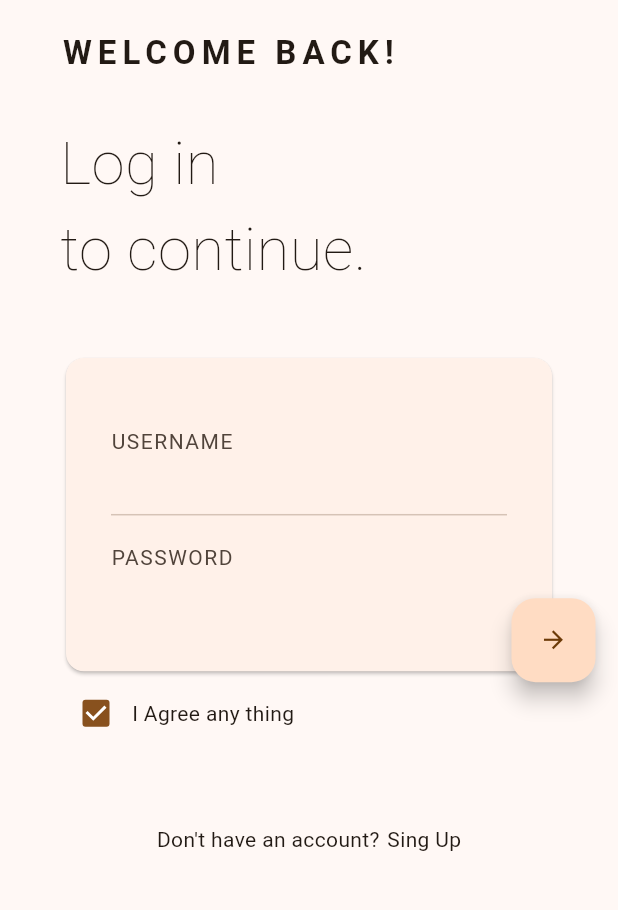
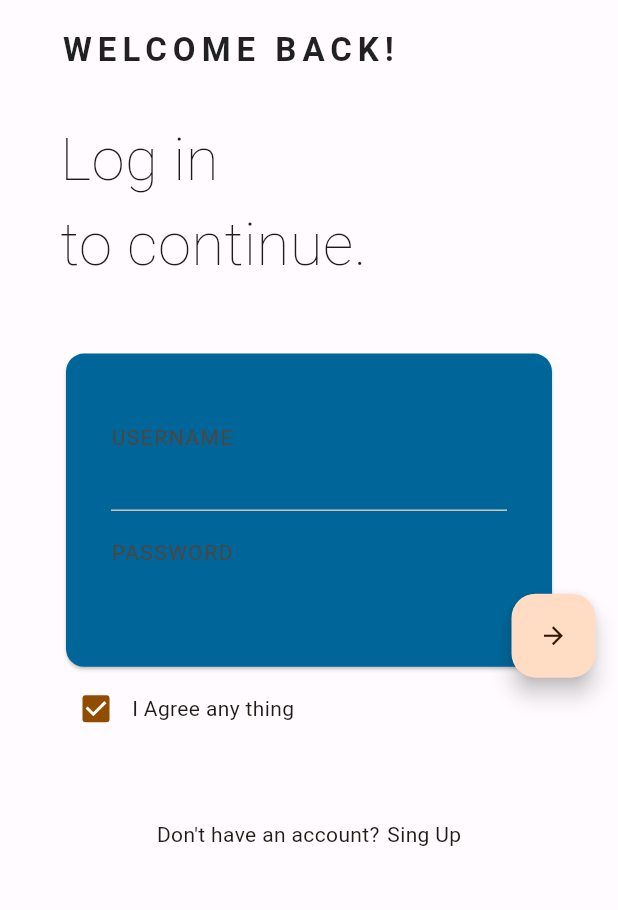
Before and after one commit to 0x0BB9/flutter_material3, a Flutter app: the first screen one second after launch, on a phone screen of 412 x 824 dp, the part 252-1162 px from its top. Run offline on Flutter 3.47's test engine with Material 3 defaults, Android fonts, the phone set to English and light mode, and no system bars; Roboto replaces fonts that are missing (Montserrat).

Commit message:
[update] sign page

```diff
--- a/lib/main.dart
+++ b/lib/main.dart
@@ -1,6 +1,8 @@
 import 'package:flutter/material.dart';
 import 'package:flutter_material_design/sign.dart';
 import 'package:flutter_material_design/themes/customColors.dart';
+
+import 'themes/theme.dart';
 
 void main() {
   runApp(const MyApp());
@@ -15,14 +17,7 @@
     return MaterialApp(
       debugShowCheckedModeBanner: false,
       themeMode: ThemeMode.light,
-      theme: ThemeData(
-        useMaterial3: true,
-        colorScheme: ColorScheme.fromSeed(
-            seedColor: CustomColors.mainColor,
-            brightness: Brightness.light).copyWith(
-          background: Colors.amber
-        ),
-      ),
+      theme: AppThemeData.lightThemeData,
       darkTheme: ThemeData(
         useMaterial3: true,
         colorScheme: ColorScheme.fromSeed(
--- a/lib/sign.dart
+++ b/lib/sign.dart
@@ -8,7 +8,6 @@ class SignPage extends StatefulWidget {
 }
 
 const TEXT_NORMAL_SIZE = 14.0;
-const TEXT_LARGE_SIZE = 22.0;
 
 class _SignPageState extends State<SignPage> {
   final TextEditingController _username = TextEditingController();
@@ -44,14 +43,9 @@ class _SignPageState extends State<SignPage> {
                         const SizedBox(
                           height: 20,
                         ),
-                        const Text(
+                        Text(
                           "WELCOME BACK!",
-                          style: TextStyle(
-                            letterSpacing: 4,
-                            fontFamily: "Montserrat",
-                            fontWeight: FontWeight.bold,
-                            fontSize: TEXT_LARGE_SIZE,
-                          ),
+                          style: Theme.of(context).textTheme.titleLarge!.copyWith(color: Colors.black87)
                         ),
                         const SizedBox(height: 30),
                         const Text(
--- a/lib/themes/custom_color.dart
+++ /dev/null
@@ -1,95 +0,0 @@
-import 'package:dynamic_color/dynamic_color.dart';
-import 'package:flutter/material.dart';
-
-const customcolor1 = Color(0xFF006699);
-
-
-CustomColors lightCustomColors = const CustomColors(
-  sourceCustomcolor1: Color(0xFF006699),
-  customcolor1: Color(0xFF006496),
-  onCustomcolor1: Color(0xFFFFFFFF),
-  customcolor1Container: Color(0xFFCCE5FF),
-  onCustomcolor1Container: Color(0xFF001E31),
-);
-
-CustomColors darkCustomColors = const CustomColors(
-  sourceCustomcolor1: Color(0xFF006699),
-  customcolor1: Color(0xFF90CDFF),
-  onCustomcolor1: Color(0xFF003350),
-  customcolor1Container: Color(0xFF004B72),
-  onCustomcolor1Container: Color(0xFFCCE5FF),
-);
-
-
-
-/// Defines a set of custom colors, each comprised of 4 complementary tones.
-///
-/// See also:
-///   * <https://m3.material.io/styles/color/the-color-system/custom-colors>
-@immutable
-class CustomColors extends ThemeExtension<CustomColors> {
-  const CustomColors({
-    required this.sourceCustomcolor1,
-    required this.customcolor1,
-    required this.onCustomcolor1,
-    required this.customcolor1Container,
-    required this.onCustomcolor1Container,
-  });
-
-  final Color? sourceCustomcolor1;
-  final Color? customcolor1;
-  final Color? onCustomcolor1;
-  final Color? customcolor1Container;
-  final Color? onCustomcolor1Container;
-
-  @override
-  CustomColors copyWith({
-    Color? sourceCustomcolor1,
-    Color? customcolor1,
-    Color? onCustomcolor1,
-    Color? customcolor1Container,
-    Color? onCustomcolor1Container,
-  }) {
-    return CustomColors(
-      sourceCustomcolor1: sourceCustomcolor1 ?? this.sourceCustomcolor1,
-      customcolor1: customcolor1 ?? this.customcolor1,
-      onCustomcolor1: onCustomcolor1 ?? this.onCustomcolor1,
-      customcolor1Container: customcolor1Container ?? this.customcolor1Container,
-      onCustomcolor1Container: onCustomcolor1Container ?? this.onCustomcolor1Container,
-    );
-  }
-
-  @override
-  CustomColors lerp(ThemeExtension<CustomColors>? other, double t) {
-    if (other is! CustomColors) {
-      return this;
-    }
-    return CustomColors(
-      sourceCustomcolor1: Color.lerp(sourceCustomcolor1, other.sourceCustomcolor1, t),
-      customcolor1: Color.lerp(customcolor1, other.customcolor1, t),
-      onCustomcolor1: Color.lerp(onCustomcolor1, other.onCustomcolor1, t),
-      customcolor1Container: Color.lerp(customcolor1Container, other.customcolor1Container, t),
-      onCustomcolor1Container: Color.lerp(onCustomcolor1Container, other.onCustomcolor1Container, t),
-    );
-  }
-
-  /// Returns an instance of [CustomColors] in which the following custom
-  /// colors are harmonized with [dynamic]'s [ColorScheme.primary].
-  ///   * [CustomColors.sourceCustomcolor1]
-  ///   * [CustomColors.customcolor1]
-  ///   * [CustomColors.onCustomcolor1]
-  ///   * [CustomColors.customcolor1Container]
-  ///   * [CustomColors.onCustomcolor1Container]
-  ///
-  /// See also:
-  ///   * <https://m3.material.io/styles/color/the-color-system/custom-colors#harmonization>
-  CustomColors harmonized(ColorScheme dynamic) {
-    return copyWith(
-      sourceCustomcolor1: sourceCustomcolor1!.harmonizeWith(dynamic.primary),
-      customcolor1: customcolor1!.harmonizeWith(dynamic.primary),
-      onCustomcolor1: onCustomcolor1!.harmonizeWith(dynamic.primary),
-      customcolor1Container: customcolor1Container!.harmonizeWith(dynamic.primary),
-      onCustomcolor1Container: onCustomcolor1Container!.harmonizeWith(dynamic.primary),
-    );
-  }
-}
--- a/lib/themes/theme.dart
+++ b/lib/themes/theme.dart
@@ -1,14 +1,25 @@
 import 'package:flutter/material.dart';
+import 'package:flutter_material_design/themes/customColors.dart';
+
+const TEXT_LARGE_SIZE = 22.0;
 
 class AppThemeData {
-
   static ThemeData lightThemeData = buildThemeData(lightColorScheme);
 
   static ThemeData buildThemeData(ColorScheme colorScheme) {
     return ThemeData(
         useMaterial3: true,
-        colorScheme: colorScheme
-    );
+        colorScheme: colorScheme,
+        cardTheme: const CardTheme(color: Color(0xff006699)),
+        textTheme: const TextTheme(
+          titleLarge: TextStyle(
+            color: Color(0xff006699),
+            letterSpacing: 4,
+            fontFamily: "Montserrat",
+            fontWeight: FontWeight.bold,
+            fontSize: TEXT_LARGE_SIZE,
+          ),
+        ));
   }
 
   // Color Refs to Android Material Design
```
